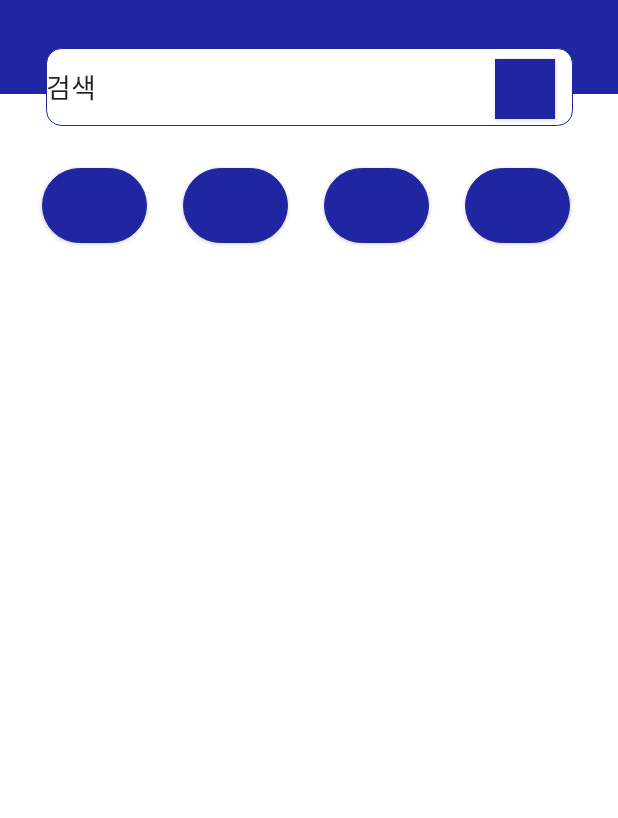
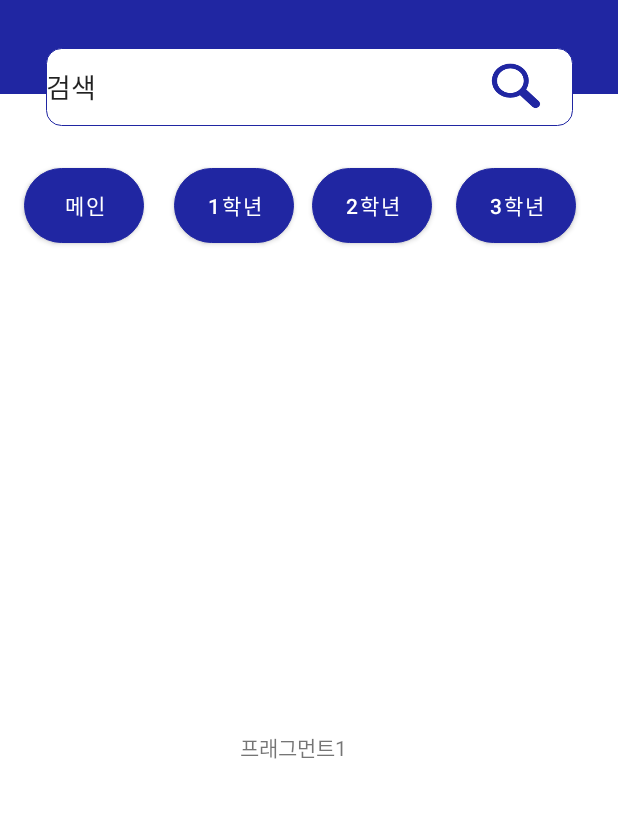
Before and after one commit to Choi-Jinwoo/DaesoWiki, an Android app: the HomeActivity screen opened directly, with no data from a screen before it, on a phone screen of 412 x 824 dp, the part 131-949 px from its top. Run offline under Robolectric (Android 15) with nearby library versions, the phone set to English and light mode, and no system bars.

Commit message:
프래그먼트 생성까지 완료

```diff
--- /dev/null
+++ b/DaesoWiki_Android/app/src/main/java/com/example/daesowiki/model/frame/Fragment1.kt
@@ -0,0 +1,17 @@
+package com.example.daesowiki.model.frame
+
+import androidx.appcompat.app.AppCompatActivity
+import android.os.Bundle
+import android.view.LayoutInflater
+import android.view.View
+import android.view.ViewGroup
+import androidx.fragment.app.Fragment
+import com.example.daesowiki.R
+
+class Fragment1 : Fragment() {
+    override fun onCreateView(inflater: LayoutInflater, container: ViewGroup?, savedInstanceState: Bundle?): View? {
+        val view = inflater.inflate(R.layout.activity_fragment1, container, false)
+
+        return view
+    }
+}
--- a/DaesoWiki_Android/app/src/main/java/com/example/daesowiki/view/HomeActivity.kt
+++ b/DaesoWiki_Android/app/src/main/java/com/example/daesowiki/view/HomeActivity.kt
@@ -2,11 +2,50 @@ package com.example.daesowiki.view
 
 import androidx.appcompat.app.AppCompatActivity
 import android.os.Bundle
+import androidx.fragment.app.Fragment
 import com.example.daesowiki.R
+import com.example.daesowiki.model.frame.Fragment1
+import com.example.daesowiki.model.frame.Fragment2
+import com.example.daesowiki.model.frame.Fragment3
+import com.example.daesowiki.model.frame.Fragment4
+import kotlinx.android.synthetic.main.activity_home.*
 
 class HomeActivity : AppCompatActivity() {
     override fun onCreate(savedInstanceState: Bundle?) {
         super.onCreate(savedInstanceState)
         setContentView(R.layout.activity_home)
+
+        setFrag(0)
+
+        main_Btn.setOnClickListener{
+            setFrag(0)
+        }
+        first_Btn.setOnClickListener {
+            setFrag(1)
+        }
+        second_Btn.setOnClickListener {
+            setFrag(2)
+        }
+        third_Btn.setOnClickListener {
+            setFrag(3)
+        }
     }
+    private fun setFrag(fragNum : Int) {
+        val ft = supportFragmentManager.beginTransaction() //화면 교체를 위한 트랜잭션
+        when(fragNum){
+            0 -> {
+                ft.replace(R.id.main_frame, Fragment1()).commit()
+            }
+            1 ->{
+                ft.replace(R.id.main_frame, Fragment2()).commit()
+            }
+            2->{
+                ft.replace(R.id.main_frame, Fragment3()).commit()
+            }
+            3->{
+                ft.replace(R.id.main_frame, Fragment4()).commit()
+            }
+        }
+    }
+
 }
--- a/DaesoWiki_Android/app/src/main/res/drawable/edit_background.xml
+++ b/DaesoWiki_Android/app/src/main/res/drawable/edit_background.xml
@@ -1,5 +1,6 @@
 <?xml version="1.0" encoding="utf-8"?>
 <shape xmlns:android="http://schemas.android.com/apk/res/android">
     <stroke android:width="1dp" android:color="#000000"></stroke>
+    <solid android:color="#FFFFFF"></solid>
     <corners android:radius="10dp"></corners>
 </shape>
--- a/DaesoWiki_Android/app/src/main/res/drawable/edit_background2.xml
+++ b/DaesoWiki_Android/app/src/main/res/drawable/edit_background2.xml
@@ -1,6 +1,6 @@
 <?xml version="1.0" encoding="utf-8"?>
 <shape xmlns:android="http://schemas.android.com/apk/res/android">
     <corners android:radius="10dp"></corners>
-    <stroke android:color="#2026a2" android:width="0.5dp"></stroke>
+    <stroke android:color="@color/colorBlue" android:width="0.5dp"></stroke>
     <solid android:color="#FFFFFF"></solid>
 </shape>
--- a/DaesoWiki_Android/app/src/main/res/drawable/main__btn.xml
+++ b/DaesoWiki_Android/app/src/main/res/drawable/main__btn.xml
@@ -1,6 +1,6 @@
 <?xml version="1.0" encoding="utf-8"?>
 <shape xmlns:android="http://schemas.android.com/apk/res/android">
-<corners android:radius="15sp"></corners>
-<solid android:color="#2026a2"></solid>
-<stroke android:width="0dp"></stroke>
+    <corners android:radius="15sp"></corners>
+    <solid android:color="@color/colorBlue"></solid>
+    <stroke android:width="0dp"></stroke>
 </shape>
--- /dev/null
+++ b/DaesoWiki_Android/app/src/main/res/layout/activity_fragment1.xml
@@ -0,0 +1,18 @@
+<?xml version="1.0" encoding="utf-8"?>
+<androidx.constraintlayout.widget.ConstraintLayout xmlns:android="http://schemas.android.com/apk/res/android"
+    xmlns:app="http://schemas.android.com/apk/res-auto"
+    xmlns:tools="http://schemas.android.com/tools"
+    android:layout_width="match_parent"
+    android:layout_height="match_parent"
+    tools:context=".model.frame.Fragment1">
+
+    <TextView
+        android:id="@+id/textView"
+        android:layout_width="92dp"
+        android:layout_height="101dp"
+        android:layout_marginTop="276dp"
+        android:layout_marginEnd="160dp"
+        android:text="프래그먼트1"
+        app:layout_constraintEnd_toEndOf="parent"
+        app:layout_constraintTop_toTopOf="parent" />
+</androidx.constraintlayout.widget.ConstraintLayout>
--- a/DaesoWiki_Android/app/src/main/res/layout/activity_home.xml
+++ b/DaesoWiki_Android/app/src/main/res/layout/activity_home.xml
@@ -28,15 +28,6 @@
         app:layout_constraintStart_toStartOf="@+id/back_textview"
         app:layout_constraintTop_toBottomOf="@+id/imageView" />
 
-    <Button
-        android:layout_width="40dp"
-        android:layout_height="40dp"
-        android:layout_marginTop="7dp"
-        android:layout_marginEnd="12dp"
-        android:background="@drawable/search"
-        app:layout_constraintEnd_toEndOf="@+id/search_et"
-        app:layout_constraintTop_toTopOf="@+id/search_et" />
-
     <ImageView
         android:id="@+id/imageView"
         android:layout_width="219dp"
@@ -47,53 +38,72 @@
         app:layout_constraintTop_toTopOf="parent"
         app:srcCompat="@drawable/whitelogo" />
 
+    <ImageButton
+        android:layout_width="48dp"
+        android:layout_height="43dp"
+        android:layout_marginTop="4dp"
+        android:layout_marginEnd="16dp"
+        android:background="@drawable/search"
+        app:layout_constraintEnd_toEndOf="@+id/search_et"
+        app:layout_constraintTop_toTopOf="@+id/search_et" />
+
     <Button
         android:id="@+id/main_Btn"
-        android:layout_width="70dp"
+        android:layout_width="80dp"
         android:layout_height="50dp"
-        android:layout_marginStart="28dp"
+        android:layout_marginStart="16dp"
         android:layout_marginTop="28dp"
         android:text="메인"
-        android:textColor="#2026a2"
+        android:textColor="#FFFFFF"
+        app:layout_constraintStart_toStartOf="parent"
+        app:layout_constraintTop_toBottomOf="@+id/search_et"
         android:background="@drawable/main_btn2"
-        app:layout_constraintStart_toStartOf="parent"
-        app:layout_constraintTop_toBottomOf="@+id/search_et" />
+        />
 
     <Button
         android:id="@+id/first_Btn"
-        android:layout_width="70dp"
+        android:layout_width="80dp"
         android:layout_height="50dp"
-        android:layout_marginStart="24dp"
+        android:layout_marginStart="20dp"
         android:layout_marginTop="28dp"
+        android:background="@drawable/main_btn2"
         android:text="1학년"
-        android:textColor="#2026a2"
-        android:background="@drawable/main_btn2"
+        android:textColor="#FFFFFF"
         app:layout_constraintStart_toEndOf="@+id/main_Btn"
         app:layout_constraintTop_toBottomOf="@+id/search_et" />
 
     <Button
         android:id="@+id/second_Btn"
-        android:layout_width="70dp"
+        android:layout_width="80dp"
         android:layout_height="50dp"
         android:layout_marginTop="28dp"
-        android:layout_marginEnd="24dp"
+        android:layout_marginEnd="16dp"
+        android:background="@drawable/main_btn2"
         android:text="2학년"
-        android:textColor="#2026a2"
-        android:background="@drawable/main_btn2"
+        android:textColor="#FFFFFF"
         app:layout_constraintEnd_toStartOf="@+id/third_Btn"
         app:layout_constraintTop_toBottomOf="@+id/search_et" />
 
     <Button
         android:id="@+id/third_Btn"
-        android:layout_width="70dp"
+        android:layout_width="80dp"
         android:layout_height="50dp"
         android:layout_marginTop="28dp"
-        android:layout_marginEnd="32dp"
+        android:layout_marginEnd="28dp"
+        android:background="@drawable/main_btn2"
         android:text="3학년"
-        android:textColor="#2026a2"
-        android:background="@drawable/main_btn2"
+        android:textColor="#FFFFFF"
         app:layout_constraintEnd_toEndOf="parent"
         app:layout_constraintTop_toBottomOf="@+id/search_et" />
 
+    <FrameLayout
+        android:id="@+id/main_frame"
+        android:layout_width="412dp"
+        android:layout_height="476dp"
+        app:layout_constraintBottom_toBottomOf="parent"
+        app:layout_constraintEnd_toEndOf="parent"
+        app:layout_constraintStart_toStartOf="parent"
+        app:layout_constraintTop_toBottomOf="@+id/first_Btn" />
+
 
 </androidx.constraintlayout.widget.ConstraintLayout>
--- a/DaesoWiki_Android/app/src/main/res/layout/activity_login.xml
+++ b/DaesoWiki_Android/app/src/main/res/layout/activity_login.xml
@@ -37,6 +37,7 @@
             android:layout_marginTop="50dp"
             app:layout_constraintEnd_toEndOf="parent"
             app:layout_constraintStart_toStartOf="parent"
+            app:boxStrokeColor="@color/colorBlue"
             app:layout_constraintTop_toBottomOf="@+id/imageView">
 
             <com.google.android.material.textfield.TextInputEditText
@@ -55,6 +56,7 @@
             android:layout_width="331dp"
             android:layout_height="55dp"
             android:layout_marginTop="50dp"
+            app:boxStrokeColor="@color/colorBlue"
             app:layout_constraintEnd_toEndOf="parent"
             app:layout_constraintStart_toStartOf="parent"
             app:layout_constraintTop_toBottomOf="@+id/login_id_TIL">
--- a/DaesoWiki_Android/app/src/main/res/values/colors.xml
+++ b/DaesoWiki_Android/app/src/main/res/values/colors.xml
@@ -5,5 +5,6 @@
     <color name="colorAccent">#03DAC5</color>
     <color name="colorGray">#292929</color>
     <color name="colorBlack">#000000</color>
+    <color name="colorwhite">#FFFFFF</color>
 
 </resources>
--- a/DaesoWiki_Android/app/src/main/res/values/styles.xml
+++ b/DaesoWiki_Android/app/src/main/res/values/styles.xml
@@ -3,7 +3,7 @@
     <style name="AppTheme" parent="Theme.MaterialComponents.Light.NoActionBar">
         <!-- Customize your theme here. -->
         <item name="colorPrimary">@color/colorBlue</item>
-        <item name="colorPrimaryDark">@color/colorBlue</item>
+        <item name="colorPrimaryDark">@color/colorGray</item>
         <item name="colorAccent">@color/colorAccent</item>
     </style>
 
```
Also changed, not shown: DaesoWiki_Android/app/src/main/AndroidManifest.xml (+7 -3 lines), DaesoWiki_Android/app/src/main/java/com/example/daesowiki/model/frame/Fragment2.kt (added, +17 -0 lines), DaesoWiki_Android/app/src/main/java/com/example/daesowiki/model/frame/Fragment3.kt (added, +17 -0 lines), DaesoWiki_Android/app/src/main/java/com/example/daesowiki/model/frame/Fragment4.kt (added, +17 -0 lines), DaesoWiki_Android/app/src/main/res/layout/activity_fragment2.xml (added, +18 -0 lines), DaesoWiki_Android/app/src/main/res/layout/activity_fragment3.xml (added, +18 -0 lines), DaesoWiki_Android/app/src/main/res/layout/activity_fragment4.xml (added, +18 -0 lines), DaesoWiki_Android/app/src/main/res/drawable-v24/search.png (deleted), DaesoWiki_Android/app/src/main/res/drawable/search.png (added).
